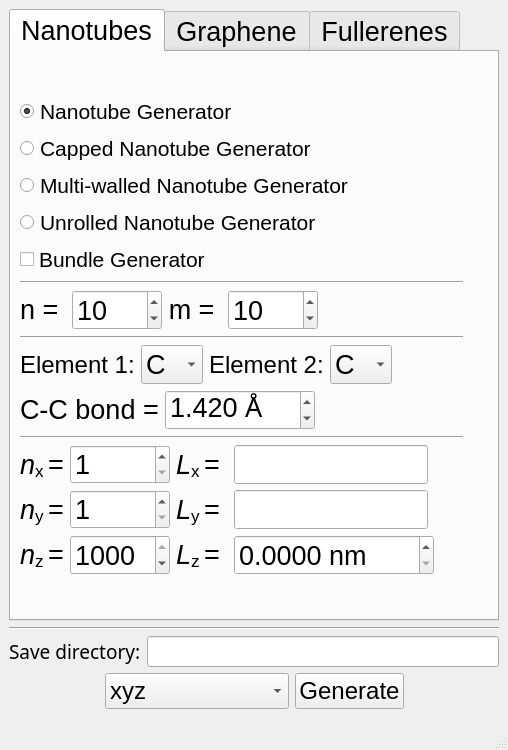
Old version of the form sknano/apps/nanogen_gui/nanogen.ui in the repository scikit-nano/scikit-nano.
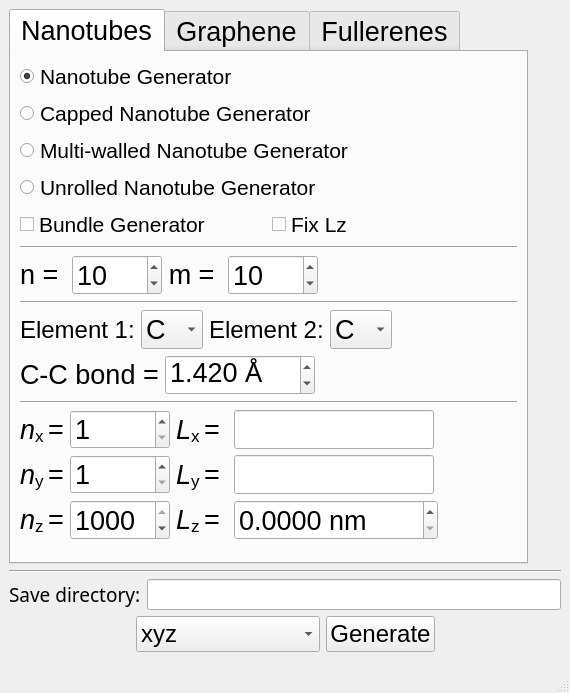
New version of the form.

Commit message: adding button for fix_Lz option

What changed in the file:
```diff
--- a/sknano/apps/nanogen_gui/nanogen.ui
+++ b/sknano/apps/nanogen_gui/nanogen.ui
@@ -6,8 +6,8 @@
    <rect>
     <x>0</x>
     <y>0</y>
-    <width>508</width>
-    <height>750</height>
+    <width>570</width>
+    <height>693</height>
    </rect>
   </property>
   <property name="font">
@@ -20,9 +20,9 @@
    <string>NanoGen</string>
   </property>
   <widget class="QWidget" name="centralwidget">
-   <layout class="QVBoxLayout" name="verticalLayout_13">
+   <layout class="QVBoxLayout" name="verticalLayout_2">
     <item>
-     <layout class="QVBoxLayout" name="verticalLayout_12">
+     <layout class="QHBoxLayout" name="horizontalLayout_38">
       <item>
        <widget class="QTabWidget" name="nanogen_tabWidget">
         <property name="minimumSize">
@@ -44,14 +44,8 @@
          <attribute name="title">
           <string>Nanotubes</string>
          </attribute>
-         <layout class="QVBoxLayout" name="verticalLayout_6">
-          <item>
-           <layout class="QHBoxLayout" name="horizontalLayout_23">
-            <item>
              <layout class="QVBoxLayout" name="verticalLayout">
               <item>
-               <layout class="QVBoxLayout" name="verticalLayout_2">
-                <item>
                  <widget class="QRadioButton" name="nanotube_generator_radioButton">
                   <property name="font">
                    <font>
@@ -118,6 +112,8 @@
                  </widget>
                 </item>
                 <item>
+           <layout class="QHBoxLayout" name="horizontalLayout_23">
+            <item>
                  <widget class="QCheckBox" name="bundle_generator_checkBox">
                   <property name="font">
                    <font>
@@ -132,6 +128,21 @@
                   </property>
                  </widget>
                 </item>
+            <item>
+             <widget class="QCheckBox" name="bundle_generator_checkBox_2">
+              <property name="font">
+               <font>
+                <pointsize>16</pointsize>
+               </font>
+              </property>
+              <property name="text">
+               <string>Fix Lz</string>
+              </property>
+              <property name="checkable">
+               <bool>true</bool>
+              </property>
+             </widget>
+            </item>
                </layout>
               </item>
               <item>
@@ -767,23 +778,6 @@
                </layout>
               </item>
              </layout>
-            </item>
-            <item>
-             <spacer name="horizontalSpacer_13">
-              <property name="orientation">
-               <enum>Qt::Horizontal</enum>
-              </property>
-              <property name="sizeHint" stdset="0">
-               <size>
-                <width>40</width>
-                <height>20</height>
-               </size>
-              </property>
-             </spacer>
-            </item>
-           </layout>
-          </item>
-         </layout>
         </widget>
         <widget class="QWidget" name="graphene_generator_tabWidget">
          <attribute name="title">
@@ -1358,6 +1352,21 @@
        </widget>
       </item>
       <item>
+       <spacer name="horizontalSpacer_13">
+        <property name="orientation">
+         <enum>Qt::Horizontal</enum>
+        </property>
+        <property name="sizeHint" stdset="0">
+         <size>
+          <width>40</width>
+          <height>20</height>
+         </size>
+        </property>
+       </spacer>
+      </item>
+     </layout>
+    </item>
+    <item>
        <widget class="Line" name="line_3">
         <property name="orientation">
          <enum>Qt::Horizontal</enum>
@@ -1458,8 +1467,6 @@
              </size>
             </property>
            </spacer>
-          </item>
-         </layout>
         </item>
        </layout>
       </item>
```
Lines whose indentation alone changed are shown as unchanged.
